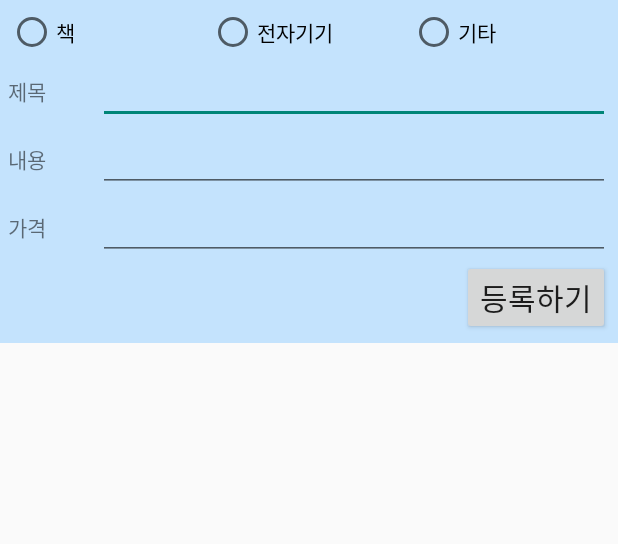
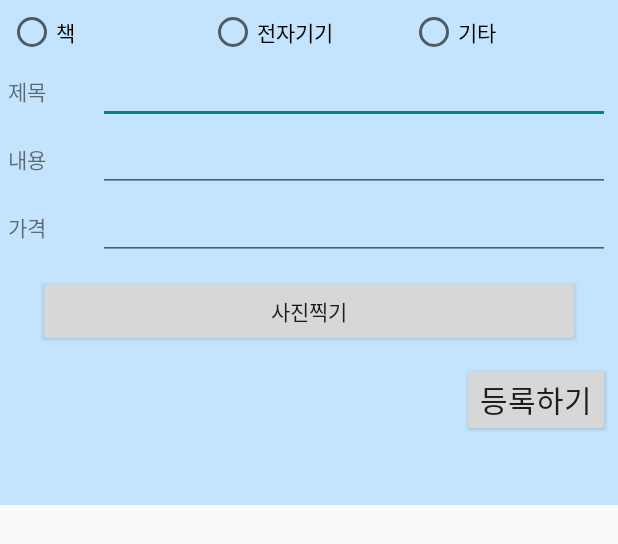
Before and after one commit to 2-chanhee/project_web_app, an Android app: the layout activity_enrollment.xml on its own in the app's theme, with its tools: preview values and no code run, on a phone screen of 412 x 824 dp. Shown: the top 544 px of the screen. Run offline under Robolectric (Android 15) with nearby library versions, the phone set to English and light mode, and no system bars.

Commit message:
S3연동,사진찍기, DB에 이미지url추가
글쓰기하고 들어가면 사진찍기버튼이있고 사진을 찍을 수 있게 구현하였다. 찍고나면 사진이 화면에 보이게 된다. 저번과 마찬가지로 제목 설명 가격적고 등록하기 누르면 s3에 이미지 저장되고 MongoDB에는 제목 설명 가격 이미지 url이 저장되게 된다. 그후 홈으로 가면 방금 설명한 4가지가 ListView로 나오게 된다. s3데이터 올릴때 네트워크특성상 가져오는 데이터 양이 정해져 있지 않아 쓰레드를 추가하지않으면 오류뜬다고 해서 그부분이  조금 어려웠다.

```diff
--- a/app/app/build.gradle
+++ b/app/app/build.gradle
@@ -35,4 +35,8 @@ dependencies {
     compile 'com.android.support:appcompat-v7:26.+'
     compile 'com.android.support.constraint:constraint-layout:1.0.2'
     testCompile 'junit:junit:4.12'
+    compile 'com.amazonaws:aws-android-sdk-core:2.2.+'
+    compile 'com.amazonaws:aws-android-sdk-s3:2.2.+'
+    compile 'com.amazonaws:aws-android-sdk-ddb:2.2.+'
+//바로위 3줄 s3연동관련 코드
 }
--- a/app/app/src/main/java/com/example/soo/webapp/Contents.java
+++ b/app/app/src/main/java/com/example/soo/webapp/Contents.java
@@ -6,17 +6,19 @@ public class Contents {
     String title;
     String content;
     String price;
+    String imgurl;
 
 
-    public Contents(String id, String category, String title, String content,String price){
+    public Contents(String id, String category, String title, String content,String price,String imgurl){
         this.id=id;
         this.category=category;
         this.title=title;
         this.content=content;
         this.price=price;
+        this.imgurl=imgurl;
     }
     public String toString() {
-        return String.format(" Category : %s \n Title : %s \n Content : %s \n price : %s ",category,title,content,price);
+        return String.format(" Category : %s \n Title : %s \n Content : %s \n price : %s \n Imgurl : %s",category,title,content,price,imgurl);
     }
 
 }
--- a/app/app/src/main/java/com/example/soo/webapp/DeleteData.java
+++ b/app/app/src/main/java/com/example/soo/webapp/DeleteData.java
@@ -15,7 +15,7 @@ public class DeleteData extends PostRequest {
         protected void onPreExecute() {
            // EditText server = activity.findViewById(R.id.server);
           //  String serverURLStr = server.getText().toString();
-            String serverURLStr = "http://13.209.50.47:80";
+            String serverURLStr = "http://54.180.88.107";
             try {
                 url = new URL(serverURLStr + "/delete");
             } catch (MalformedURLException e) {
--- a/app/app/src/main/java/com/example/soo/webapp/GetData.java
+++ b/app/app/src/main/java/com/example/soo/webapp/GetData.java
@@ -26,7 +26,7 @@ public class GetData extends GetRequest {
     @Override
     protected void onPreExecute() {
         //EditText server =  activity.findViewById(R.id.server);
-        String serverURLStr = "http://13.209.50.47:80";
+        String serverURLStr = "http://54.180.88.107";
         try {
             url = new URL(serverURLStr+"/get"+"-"+"data");  // 여기서 AWS 주소를 넣어야 한다.
         } catch (MalformedURLException e) {
@@ -62,7 +62,8 @@ public class GetData extends GetRequest {
                         jsonObject.getString("category"),
                         jsonObject.getString("title"),
                         jsonObject.getString("content"),
-                        jsonObject.getString("price"));
+                        jsonObject.getString("price"),
+                        jsonObject.getString("imgurl"));
 
                 output.add(book);
             }
--- a/app/app/src/main/java/com/example/soo/webapp/InsertData.java
+++ b/app/app/src/main/java/com/example/soo/webapp/InsertData.java
@@ -16,7 +16,7 @@ public class InsertData extends PostRequest {
     protected void onPreExecute() {
 //        EditText server = activity.findViewById(R.id.server);
 //        String serverURLStr = server.getText().toString();
-        String serverURLStr = "http://13.209.50.47:80";
+        String serverURLStr = "http://54.180.88.107";
         try {
             url = new URL(serverURLStr + "/insert");
         } catch (MalformedURLException e) {
--- a/app/app/src/main/res/layout/activity_enrollment.xml
+++ b/app/app/src/main/res/layout/activity_enrollment.xml
@@ -104,6 +104,16 @@
             </LinearLayout>
 
             <Button
+                android:id="@+id/camara"
+                android:layout_width="match_parent"
+                android:layout_height="wrap_content"
+                android:layout_marginLeft="20dp"
+                android:layout_marginTop="10dp"
+                android:layout_marginRight="20dp"
+                android:layout_marginBottom="10dp"
+                android:text="사진찍기" />
+
+            <Button
                 android:id="@+id/insertBtn"
                 android:layout_width="wrap_content"
                 android:layout_height="wrap_content"
@@ -111,12 +121,17 @@
                 android:text="등록하기"
                 android:textSize="20dp" />
 
+            <ImageView
+                android:id="@+id/camaraimage"
+                android:layout_width="match_parent"
+                android:layout_height="match_parent"
+                android:layout_marginLeft="30dp"
+                android:layout_marginTop="20dp"
+                android:layout_marginRight="30dp"
+                android:layout_marginBottom="20dp" />
+
         </LinearLayout>
 
-        <ListView
-            android:id="@+id/list"
-            android:layout_width="match_parent"
-            android:layout_height="match_parent"></ListView>
     </LinearLayout>
 
 
--- /dev/null
+++ b/app/app/src/main/res/xml/file_paths.xml
@@ -0,0 +1,5 @@
+<?xml version="1.0" encoding="utf-8"?>
+<paths xmlns:android="http://schemas.android.com/apk/res/android">
+    <external-files-path name="image_capture" path="Pictures/" />
+
+</paths>
```
Also changed, not shown: app/app/src/main/AndroidManifest.xml (+19 -0 lines), app/app/src/main/java/com/example/soo/webapp/Enrollment.java (+201 -1 lines), 1 other file.
